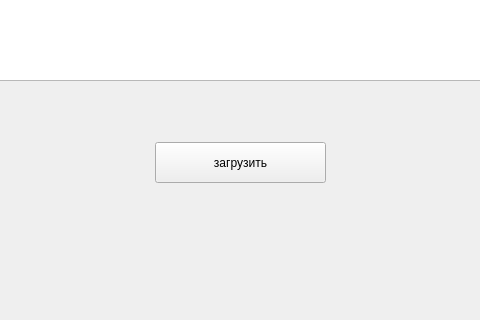
This is main.ui in ponkinalisa/espresso as Qt 5 draws it before an edit; both pictures show x 145 to 625 and y 280 to 600 of the 800 by 600 pixel window. The edited form follows.
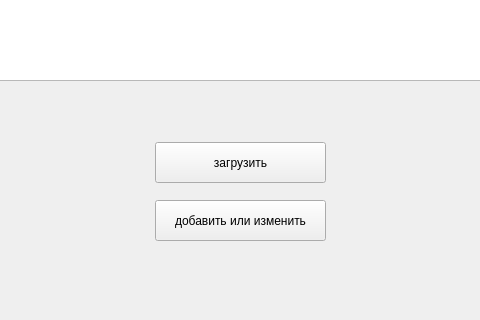
This is the edited form.

Commit message: обновление

Diff of the .ui file:
```diff
--- a/main.ui
+++ b/main.ui
@@ -72,6 +72,19 @@
      <string>загрузить</string>
     </property>
    </widget>
+   <widget class="QPushButton" name="add">
+    <property name="geometry">
+     <rect>
+      <x>300</x>
+      <y>480</y>
+      <width>171</width>
+      <height>41</height>
+     </rect>
+    </property>
+    <property name="text">
+     <string>добавить или изменить</string>
+    </property>
+   </widget>
   </widget>
   <widget class="QMenuBar" name="menubar">
    <property name="geometry">
```
The commit also changes 2 other files.
